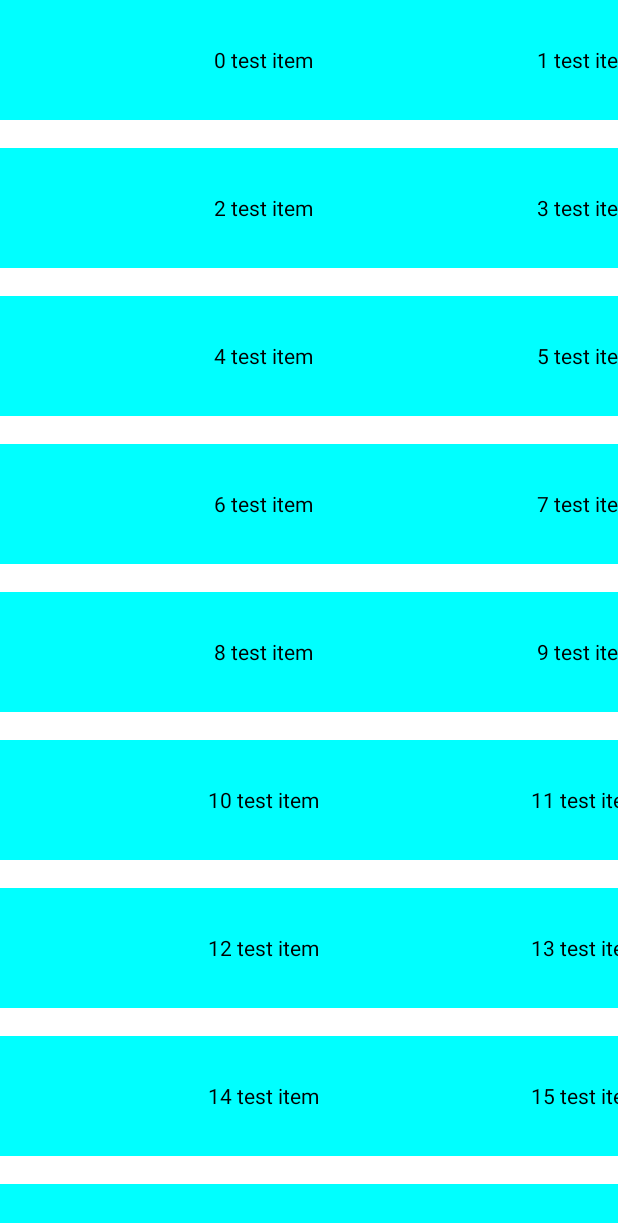
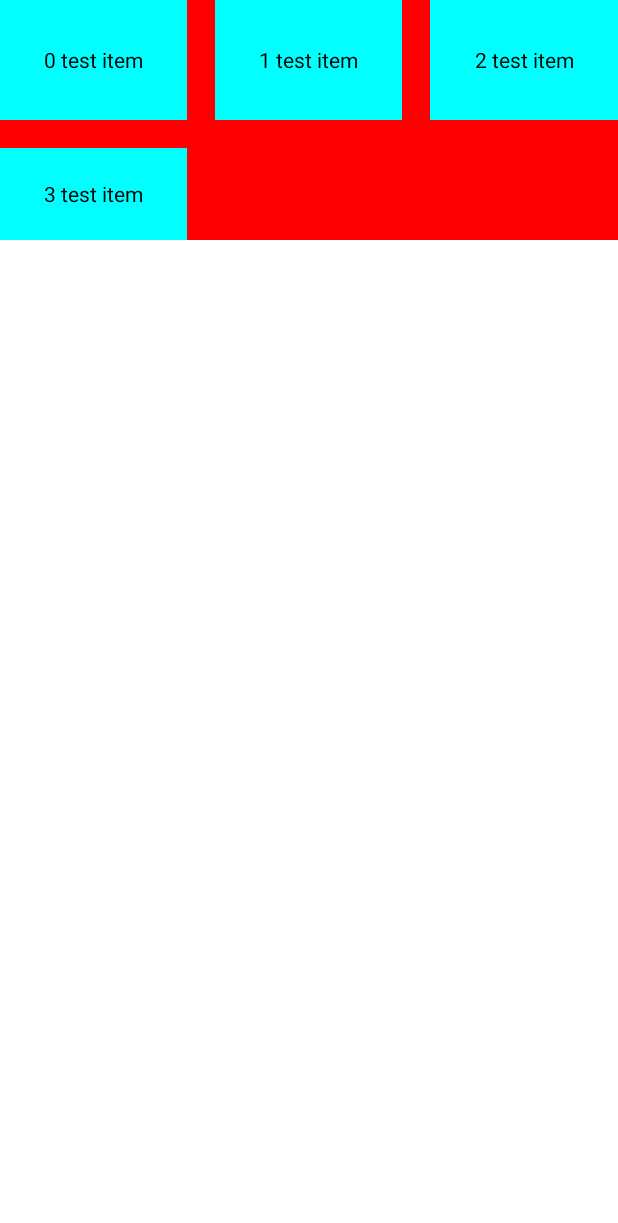
Before and after one commit to ysn85/TestDagger2, an Android app: the screen it shows after launch (AnnotationActivity), on a phone screen of 412 x 824 dp. Shown: the top 1223 px of the screen. Run offline under Robolectric (Android 15) with nearby library versions, the light colour scheme and no system bars; pictures from the network do not load.

Commit message:
chore: 完善九宫格样式

```diff
--- a/app/src/main/java/com/annotation/AnnotationActivity.kt
+++ b/app/src/main/java/com/annotation/AnnotationActivity.kt
@@ -9,8 +9,9 @@ import android.view.ViewGroup
 import android.widget.TextView
 import android.widget.Toast
 import androidx.appcompat.app.AppCompatActivity
-import androidx.recyclerview.widget.GridLayoutManager
 import androidx.recyclerview.widget.RecyclerView
+import androidx.recyclerview.widget.StaggeredGridLayoutManager
+import androidx.recyclerview.widget.StaggeredGridLayoutManager.GAP_HANDLING_MOVE_ITEMS_BETWEEN_SPANS
 import com.annotation.FeedFlowProperty.Companion.FEED_FLOW_ITEM_MAX_WIDTH_VALUE
 import com.auto.service.BaseDataService
 import com.example.myapplication.R
@@ -67,18 +68,18 @@ class AnnotationActivity : AppCompatActivity() {
         mPostView?.post {
             Log.i("MyLinearLayout", "post call")
         }
-        val spanCount = 2
-        mAnnotationRv?.layoutManager =
-            GridLayoutManager(
-                this,
-                spanCount,
-                GridLayoutManager.VERTICAL,
-                false
-            )
+
+        val layoutManager = StaggeredGridLayoutManager(
+            SPAN_COUNT,
+            StaggeredGridLayoutManager.VERTICAL
+        )
+        layoutManager.gapStrategy = GAP_HANDLING_MOVE_ITEMS_BETWEEN_SPANS
+        mAnnotationRv?.layoutManager = layoutManager
+
 
         val itemDecoration = NavGridSpacingItemDecorationV()
         mAnnotationRv?.addItemDecoration(itemDecoration)
-        itemDecoration.setSpacing(leftRight = 28, top = 28, spanCount = spanCount)
+        itemDecoration.setSpacing(leftRight = 28, top = 28, spanCount = SPAN_COUNT)
         mAnnotationRv?.adapter = MyAdapter()
 
         mListUIs?.forEach {
@@ -126,6 +127,7 @@ class AnnotationActivity : AppCompatActivity() {
 
     companion object {
         const val TAG = "AnnotationActivity"
+        const val SPAN_COUNT = 3
     }
 
     @FuncTimeCost
@@ -167,7 +169,7 @@ class AnnotationActivity : AppCompatActivity() {
         }
 
         override fun getItemCount(): Int {
-            return 100
+            return 4
         }
 
         class MyViewHolder(itemView: View) : RecyclerView.ViewHolder(itemView) {
@@ -184,7 +186,8 @@ class AnnotationActivity : AppCompatActivity() {
             }
 
             fun updateData(value: String) {
-                mDemoItemTv?.layoutParams?.width = (1080 - 28) / 2
+                mDemoItemTv?.layoutParams?.width = StaggeredGridLayoutManager.LayoutParams.MATCH_PARENT /*((Resources.getSystem()
+                    .displayMetrics.widthPixels - 28 * (SPAN_COUNT - 1)).toFloat() / SPAN_COUNT).roundToInt()*/
                 mDemoItemTv?.text = value
             }
 
--- a/app/src/main/java/com/annotation/NavGridSpacingItemDecorationV.kt
+++ b/app/src/main/java/com/annotation/NavGridSpacingItemDecorationV.kt
@@ -5,6 +5,7 @@ import android.util.Log
 import android.view.View
 import android.widget.TextView
 import androidx.recyclerview.widget.RecyclerView
+import androidx.recyclerview.widget.StaggeredGridLayoutManager
 
 
 /**
@@ -52,6 +53,10 @@ class NavGridSpacingItemDecorationV : RecyclerView.ItemDecoration() {
         val position: Int = parent.getChildAdapterPosition(view) // item position
         val column = position % mSpanCount // 元素所处行号0..n
 
+//        if (view.layoutParams as StaggeredGridLayoutManager.LayoutParams) {
+//            view.layoutParams.spanIndex
+//        }
+
         outRect.left =
             column * mLeftRightSpacing / mSpanCount
         outRect.right =
@@ -79,7 +84,10 @@ class NavGridSpacingItemDecorationV : RecyclerView.ItemDecoration() {
 //            mLeftRightSpacing - (column + 1) * mLeftRightSpacing / mSpanCount // spacing - (column + 1) * ((1f /    spanCount) * spacing)
         Log.d(
             "GridDe",
-            "position = ${position}, content = ${(view as TextView).text}, left = ${outRect.left}, right = ${outRect.right}"
+            "position = ${position}, column = $column, " +
+                    "spanIndex = ${((view.layoutParams as? StaggeredGridLayoutManager.LayoutParams)?.spanIndex)}, " +
+                    "content = ${(view as TextView).text}, left = ${outRect.left}, " +
+                    "right = ${outRect.right}, width = ${view.layoutParams?.width}"
         )
 //            if (mTopSpacing != INVALID_SPACING_VALUE) {
 //                outRect.top = mTopSpacing
--- a/app/src/main/res/layout/activity_annotation.xml
+++ b/app/src/main/res/layout/activity_annotation.xml
@@ -10,8 +10,8 @@
         android:layout_height="48dp"
         android:paddingLeft="16dp"
         android:paddingRight="16dp"
+        android:text="Student"
         android:visibility="invisible"
-        android:text="Student"
         app:layout_constraintLeft_toLeftOf="parent"
         app:layout_constraintTop_toTopOf="parent" />
 
@@ -19,11 +19,11 @@
         android:id="@+id/annotation_btn1"
         android:layout_width="wrap_content"
         android:layout_height="48dp"
-        android:visibility="invisible"
         android:layout_marginLeft="16dp"
         android:paddingLeft="16dp"
         android:paddingRight="16dp"
         android:text="Hello"
+        android:visibility="invisible"
         app:layout_constraintLeft_toRightOf="@id/annotation_btn"
         app:layout_constraintTop_toTopOf="parent" />
 
@@ -33,9 +33,9 @@
         android:layout_height="48dp"
         android:layout_marginLeft="16dp"
         android:paddingLeft="16dp"
-        android:visibility="invisible"
         android:paddingRight="16dp"
         android:text="Array1"
+        android:visibility="invisible"
         app:layout_constraintLeft_toRightOf="@id/annotation_btn1"
         app:layout_constraintTop_toTopOf="parent" />
 
@@ -46,8 +46,8 @@
         android:layout_marginLeft="16dp"
         android:paddingLeft="16dp"
         android:paddingRight="16dp"
+        android:text="Array2"
         android:visibility="invisible"
-        android:text="Array2"
         app:layout_constraintLeft_toRightOf="@id/annotation_array_btn"
         app:layout_constraintTop_toTopOf="parent" />
 
@@ -55,6 +55,9 @@
         android:id="@+id/annotation_rv"
         android:layout_width="match_parent"
         android:layout_height="wrap_content"
+        android:clipToPadding="false"
+        android:scrollbars="none"
+        android:background="#F00"
         app:layout_constraintLeft_toLeftOf="parent"
         app:layout_constraintTop_toBottomOf="@id/annotation_post_view" />
 
```
Also changed, not shown: 6 other files.
